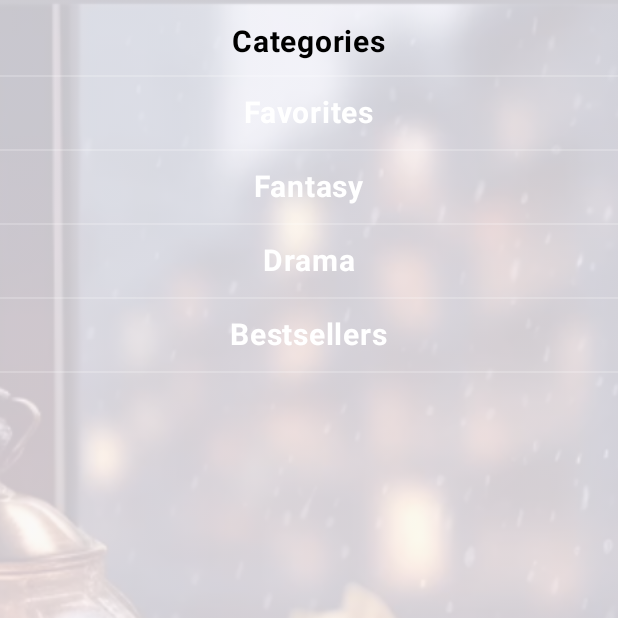
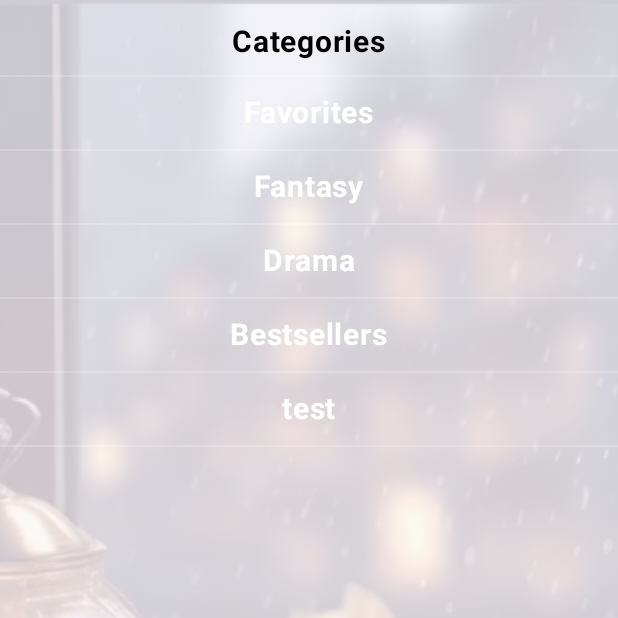
Before and after one commit to alarmservise/BookStoreApp, an Android app built with Jetpack Compose: the composable DrawerBody shown on its own in the app's theme, on a phone screen of 412 x 824 dp, the top half of it. Run offline under Robolectric (Android 15) with nearby library versions, the phone set to English and light mode, and no system bars.

Commit message:
end 2 lesson Books1 проверка ветки 1

```diff
--- a/app/src/main/java/com/alarmservise/bookstoreapp/ui/main_screen/DrawerBody.kt
+++ b/app/src/main/java/com/alarmservise/bookstoreapp/ui/main_screen/DrawerBody.kt
@@ -31,7 +31,9 @@ fun DrawerBody() {
         "Favorites",
         "Fantasy",
         "Drama",
-        "Bestsellers"
+        "Bestsellers",
+        "test"
+
     )
     Box(modifier = Modifier.fillMaxSize()) {
         Image(
```
